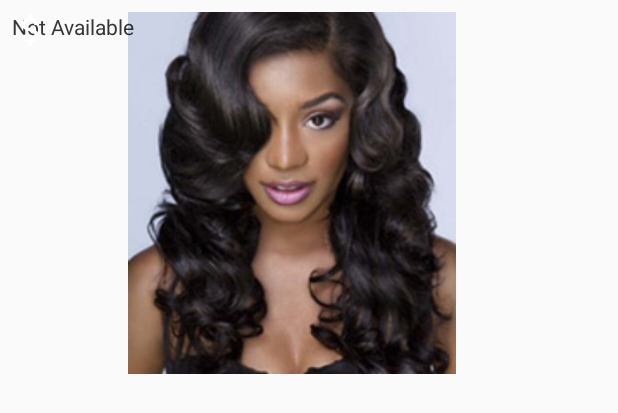
After one commit to Emichira/MyOnlineStore, an Android app: the layout fragment_category_detail.xml on its own in the app's theme, with its tools: preview values and no code run, on a phone screen of 412 x 824 dp. The commit adds this screen. Shown: the top 413 px of the screen. Run offline under Robolectric (Android 15) with nearby library versions, the phone set to English and light mode, and no system bars.

Commit message:
Added fragments

```diff
--- a/app/build.gradle
+++ b/app/build.gradle
@@ -45,6 +45,7 @@ dependencies {
     }
 
 
+
     compile 'com.android.support:appcompat-v7:26.+'
     compile 'com.android.support.constraint:constraint-layout:1.0.2'
     compile 'com.jakewharton:butterknife:7.0.1'
@@ -53,11 +54,9 @@ dependencies {
     compile 'com.android.support:recyclerview-v7:26.0.0-alpha1'
     compile 'com.squareup.picasso:picasso:2.5.2'
     compile 'com.android.support:support-v4:26.+'
+    compile 'org.parceler:parceler-api:1.1.6'
     testCompile 'junit:junit:4.12'
     testCompile 'org.robolectric:robolectric:3.0'
     testCompile 'org.robolectric:shadows-support-v4:3.0'
-    compile 'org.parceler:parceler-api:1.1.6'
     annotationProcessor 'org.parceler:parceler:1.1.6'
-    compile 'com.android.support:recyclerview-v7:+'
-
 }
--- a/app/src/main/java/ke/co/emichira/myonlinestore/Constants.java
+++ b/app/src/main/java/ke/co/emichira/myonlinestore/Constants.java
@@ -9,5 +9,4 @@ public class Constants {
     public static final String WALMART_BASE_URL = "http://api.walmartlabs.com/v1/search?format=json&apiKey=thzqckvaj724vmkm97wuyd6c&query=human hair extensions";
     public static final String WALMART_QUERY = "query";
     public static final String API_KEY_BASE= "apiKey";
-    public static final String API_FORMAT = "format";
 }
--- a/app/src/main/java/ke/co/emichira/myonlinestore/WalmartService.java
+++ b/app/src/main/java/ke/co/emichira/myonlinestore/WalmartService.java
@@ -26,7 +26,6 @@ public class WalmartService {
         HttpUrl.Builder urlBuilder = HttpUrl.parse(Constants.WALMART_BASE_URL).newBuilder();
         urlBuilder.addQueryParameter(Constants.WALMART_QUERY, categories);
         urlBuilder.addQueryParameter(Constants.API_KEY_BASE,Constants.WALMART_API_KEY);
-        urlBuilder.addQueryParameter(Constants.API_FORMAT,"format");
         String url = urlBuilder.build().toString();
 
         Request request= new Request.Builder()
--- /dev/null
+++ b/app/src/main/res/layout/fragment_category_detail.xml
@@ -0,0 +1,59 @@
+<FrameLayout xmlns:android="http://schemas.android.com/apk/res/android"
+    xmlns:tools="http://schemas.android.com/tools"
+    android:layout_width="match_parent"
+    android:layout_height="match_parent"
+    tools:context="ke.co.emichira.myonlinestore.CategoryDetailFragment">
+
+    <!-- TODO: Update blank fragment layout -->
+    <ImageView
+        android:id="@+id/imageViewFragment"
+        android:layout_width="373dp"
+        android:layout_height="241dp"
+        android:src="@drawable/brasilianisches_haar"
+        android:layout_marginBottom="8dp"
+        android:layout_marginTop="8dp"
+        android:layout_marginRight="8dp"
+        android:layout_marginLeft="8dp" />
+
+    <TextView
+        android:id="@+id/nameView"
+        android:layout_width="373dp"
+        android:layout_height="wrap_content"
+        android:text=""
+        android:layout_marginRight="8dp"
+        android:layout_marginBottom="8dp"
+        android:layout_marginTop="8dp"
+        android:layout_marginLeft="8dp" />
+
+    <TextView
+        android:id="@+id/pathView"
+        android:layout_width="105dp"
+        android:layout_height="26dp"
+        android:text="Not Available"
+        android:layout_marginRight="8dp"
+        android:layout_marginLeft="8dp"
+        android:layout_marginBottom="8dp"
+        android:layout_marginTop="8dp" />
+
+    <TextView
+        android:id="@+id/priceView"
+        android:layout_width="133dp"
+        android:layout_height="32dp"
+        android:text="Not Available"
+        android:layout_marginBottom="8dp"
+        android:layout_marginLeft="8dp"
+        android:layout_marginRight="8dp"
+        android:layout_marginTop="8dp"/>
+
+    <TextView
+        android:id="@+id/urlView"
+        android:layout_width="wrap_content"
+        android:layout_height="wrap_content"
+        android:text=""
+        android:layout_marginTop="8dp"
+        android:drawableLeft="@drawable/ic_attach_money_white_24dp"
+        android:layout_marginBottom="8dp"
+        android:layout_marginRight="8dp"
+        android:layout_marginLeft="8dp"/>
+
+</FrameLayout>
--- a/app/src/main/res/values/strings.xml
+++ b/app/src/main/res/values/strings.xml
@@ -7,4 +7,7 @@
     <string name="categoryPath">categoryPath</string>
     <string name="largeImage">largeImage</string>
 
+    <!-- TODO: Remove or change this placeholder text -->
+    <string name="hello_blank_fragment">Hello blank fragment</string>
+
 </resources>
```
Also changed, not shown: app/src/main/AndroidManifest.xml (+5 -8 lines), app/src/main/java/ke/co/emichira/myonlinestore/CategoriesDetailActivity.java (added, +8 -0 lines), app/src/main/java/ke/co/emichira/myonlinestore/CategoryDetailActivity.java (+29 -4 lines), app/src/main/java/ke/co/emichira/myonlinestore/CategoryDetailFragment.java (added, +73 -0 lines), app/src/main/java/ke/co/emichira/myonlinestore/CategoryListAdapter.java (+10 -10 lines), app/src/main/java/ke/co/emichira/myonlinestore/CategoryPagerAdapter.java (added, +35 -0 lines), app/src/main/res/layout/activity_categories.xml (+8 -8 lines), app/src/main/res/layout/activity_category_detail.xml (added, +23 -0 lines), app/src/main/res/drawable-hdpi/ic_attach_money_white_24dp.png (added), app/src/main/res/drawable-mdpi/ic_attach_money_white_24dp.png (added), app/src/main/res/drawable-xhdpi/ic_attach_money_white_24dp.png (added), app/src/main/res/drawable-xxhdpi/ic_attach_money_white_24dp.png (added), app/src/main/res/drawable-xxxhdpi/ic_attach_money_white_24dp.png (added).
